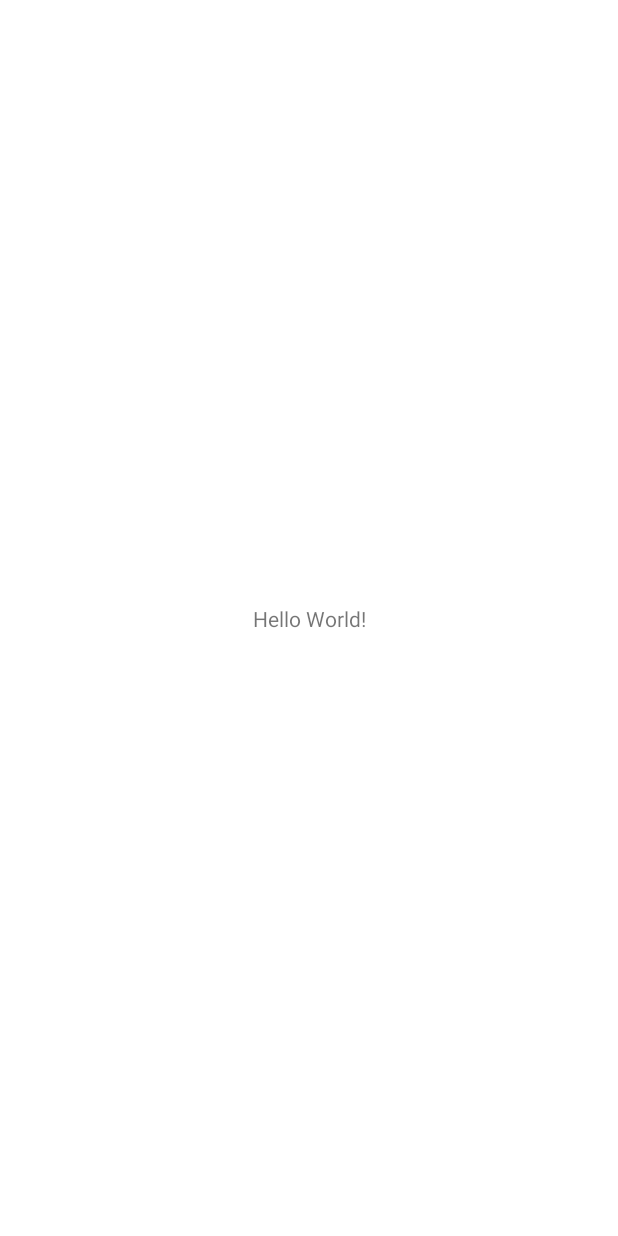
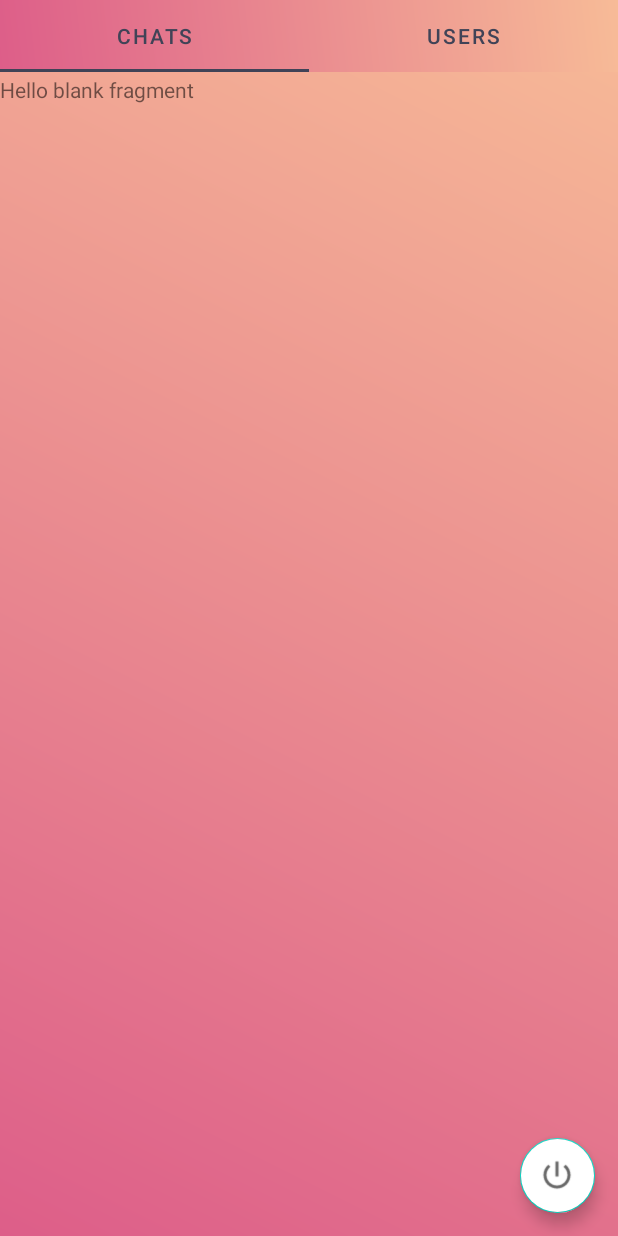
Before and after one commit to HarisIbrahimovic/Class-Application, an Android app: the screen it shows after launch once a user with an empty profile is signed in (MainActivity), on a phone screen of 412 x 824 dp. Before the commit the screen is almost empty. Run offline under Robolectric (Android 15) with nearby library versions, the phone set to English and light mode, and no system bars; our stand-ins replace Firebase (no records; nobody signed in at launch, a user with empty details on screens opened directly).

Commit message:
Commit
Added logout button and tablayout and viewpager.

```diff
--- a/app/src/main/java/com/example/classapplication/MainActivity.java
+++ b/app/src/main/java/com/example/classapplication/MainActivity.java
@@ -1,7 +1,12 @@
 package com.example.classapplication;
 
 import androidx.annotation.NonNull;
+import androidx.annotation.Nullable;
 import androidx.appcompat.app.AppCompatActivity;
+import androidx.fragment.app.Fragment;
+import androidx.fragment.app.FragmentManager;
+import androidx.fragment.app.FragmentPagerAdapter;
+import androidx.viewpager.widget.ViewPager;
 
 import android.app.ProgressDialog;
 import android.content.Intent;
@@ -14,21 +19,86 @@ import android.widget.TextView;
 import android.widget.Toast;
 
 import com.example.classapplication.SignIn.loginActivity;
+import com.example.classapplication.fragments.Test2Fragment;
+import com.example.classapplication.fragments.TestFragment;
 import com.google.android.gms.tasks.OnCompleteListener;
 import com.google.android.gms.tasks.Task;
+import com.google.android.material.floatingactionbutton.FloatingActionButton;
+import com.google.android.material.tabs.TabLayout;
 import com.google.firebase.auth.AuthResult;
 import com.google.firebase.auth.FirebaseAuth;
 import com.google.firebase.database.FirebaseDatabase;
 
+import java.util.ArrayList;
+
 public class MainActivity extends AppCompatActivity {
     private FirebaseAuth auth;
+    private FloatingActionButton logOutButton;
+
     @Override
     protected void onCreate(Bundle savedInstanceState) {
         super.onCreate(savedInstanceState);
+        auth = FirebaseAuth.getInstance();
+        if(auth.getCurrentUser()==null) {
+            startActivity(new Intent(getApplicationContext(), loginActivity.class));
+            finish();
+        }
         setContentView(R.layout.activity_main);
-        auth = FirebaseAuth.getInstance();
-        if(auth.getCurrentUser()==null)startActivity(new Intent(getApplicationContext(), loginActivity.class));
+        logOutButton = findViewById(R.id.logoutButton);
+        logOutButton.setOnClickListener(new View.OnClickListener() {
+            @Override
+            public void onClick(View v) {
+                auth.signOut();
+                startActivity(new Intent(getApplicationContext(),loginActivity.class));
+                finish();
+            }
+        });
+
+        TabLayout tabLayout = findViewById(R.id.tabLayout);
+        ViewPager viewPager = findViewById(R.id.viewPager);
+        class ViewPagerAdapter extends FragmentPagerAdapter {
+            private ArrayList<Fragment> fragments;
+            private ArrayList<String> titles;
+            ViewPagerAdapter(FragmentManager fm){
+                super(fm);
+                this.fragments = new ArrayList<>();
+                this.titles = new ArrayList<>();
+            }
 
 
+
+            @NonNull
+            @Override
+            public Fragment getItem(int position) {
+                return fragments.get(position);
+            }
+
+            @Override
+            public int getCount() {
+                return fragments.size();
+            }
+
+
+            public void addFragment(Fragment fragment,String title){
+                fragments.add(fragment);
+                titles.add(title);
+            }
+
+            @Nullable
+            @Override
+            public CharSequence getPageTitle(int position) {
+                return  titles.get(position);
+            }
+        }
+
+        ViewPagerAdapter  viewPagerAdapter = new ViewPagerAdapter(getSupportFragmentManager());
+        viewPagerAdapter.addFragment(new Test2Fragment(),"Chats");
+        viewPagerAdapter.addFragment(new TestFragment(),"Users");
+
+        viewPager.setAdapter(viewPagerAdapter);
+        tabLayout.setupWithViewPager(viewPager);
     }
+
+
+
 }
--- a/app/src/main/java/com/example/classapplication/SignIn/loginActivity.java
+++ b/app/src/main/java/com/example/classapplication/SignIn/loginActivity.java
@@ -36,11 +36,12 @@ public class loginActivity extends AppCompatActivity {
         password = findViewById(R.id.passwordLogin);
         loginButton = findViewById(R.id.loginButton);
         loginText = findViewById(R.id.loginText);
-        String Email = email.getText().toString();
-        String Password = password.getText().toString();
+        mDialog = new ProgressDialog(this);
         loginButton.setOnClickListener(new View.OnClickListener() {
             @Override
             public void onClick(View v) {
+                String Email = email.getText().toString();
+                String Password = password.getText().toString();
                 if(TextUtils.isEmpty(Email)||TextUtils.isEmpty(Password)){
                     Toast.makeText(getApplicationContext(), "Please fill in the fields!", Toast.LENGTH_SHORT).show();
                     return;
--- /dev/null
+++ b/app/src/main/java/com/example/classapplication/fragments/Test2Fragment.java
@@ -0,0 +1,66 @@
+package com.example.classapplication.fragments;
+
+import android.os.Bundle;
+
+import androidx.fragment.app.Fragment;
+
+import android.view.LayoutInflater;
+import android.view.View;
+import android.view.ViewGroup;
+
+import com.example.classapplication.R;
+
+/**
+ * A simple {@link Fragment} subclass.
+ * Use the {@link Test2Fragment#newInstance} factory method to
+ * create an instance of this fragment.
+ */
+public class Test2Fragment extends Fragment {
+
+    // TODO: Rename parameter arguments, choose names that match
+    // the fragment initialization parameters, e.g. ARG_ITEM_NUMBER
+    private static final String ARG_PARAM1 = "param1";
+    private static final String ARG_PARAM2 = "param2";
+
+    // TODO: Rename and change types of parameters
+    private String mParam1;
+    private String mParam2;
+
+    public Test2Fragment() {
+        // Required empty public constructor
+    }
+
+    /**
+     * Use this factory method to create a new instance of
+     * this fragment using the provided parameters.
+     *
+     * @param param1 Parameter 1.
+     * @param param2 Parameter 2.
+     * @return A new instance of fragment Test2Fragment.
+     */
+    // TODO: Rename and change types and number of parameters
+    public static Test2Fragment newInstance(String param1, String param2) {
+        Test2Fragment fragment = new Test2Fragment();
+        Bundle args = new Bundle();
+        args.putString(ARG_PARAM1, param1);
+        args.putString(ARG_PARAM2, param2);
+        fragment.setArguments(args);
+        return fragment;
+    }
+
+    @Override
+    public void onCreate(Bundle savedInstanceState) {
+        super.onCreate(savedInstanceState);
+        if (getArguments() != null) {
+            mParam1 = getArguments().getString(ARG_PARAM1);
+            mParam2 = getArguments().getString(ARG_PARAM2);
+        }
+    }
+
+    @Override
+    public View onCreateView(LayoutInflater inflater, ViewGroup container,
+                             Bundle savedInstanceState) {
+        // Inflate the layout for this fragment
+        return inflater.inflate(R.layout.fragment_test2, container, false);
+    }
+}
--- /dev/null
+++ b/app/src/main/java/com/example/classapplication/fragments/TestFragment.java
@@ -0,0 +1,66 @@
+package com.example.classapplication.fragments;
+
+import android.os.Bundle;
+
+import androidx.fragment.app.Fragment;
+
+import android.view.LayoutInflater;
+import android.view.View;
+import android.view.ViewGroup;
+
+import com.example.classapplication.R;
+
+/**
+ * A simple {@link Fragment} subclass.
+ * Use the {@link TestFragment#newInstance} factory method to
+ * create an instance of this fragment.
+ */
+public class TestFragment extends Fragment {
+
+    // TODO: Rename parameter arguments, choose names that match
+    // the fragment initialization parameters, e.g. ARG_ITEM_NUMBER
+    private static final String ARG_PARAM1 = "param1";
+    private static final String ARG_PARAM2 = "param2";
+
+    // TODO: Rename and change types of parameters
+    private String mParam1;
+    private String mParam2;
+
+    public TestFragment() {
+        // Required empty public constructor
+    }
+
+    /**
+     * Use this factory method to create a new instance of
+     * this fragment using the provided parameters.
+     *
+     * @param param1 Parameter 1.
+     * @param param2 Parameter 2.
+     * @return A new instance of fragment TestFragment.
+     */
+    // TODO: Rename and change types and number of parameters
+    public static TestFragment newInstance(String param1, String param2) {
+        TestFragment fragment = new TestFragment();
+        Bundle args = new Bundle();
+        args.putString(ARG_PARAM1, param1);
+        args.putString(ARG_PARAM2, param2);
+        fragment.setArguments(args);
+        return fragment;
+    }
+
+    @Override
+    public void onCreate(Bundle savedInstanceState) {
+        super.onCreate(savedInstanceState);
+        if (getArguments() != null) {
+            mParam1 = getArguments().getString(ARG_PARAM1);
+            mParam2 = getArguments().getString(ARG_PARAM2);
+        }
+    }
+
+    @Override
+    public View onCreateView(LayoutInflater inflater, ViewGroup container,
+                             Bundle savedInstanceState) {
+        // Inflate the layout for this fragment
+        return inflater.inflate(R.layout.fragment_test, container, false);
+    }
+}
--- /dev/null
+++ b/app/src/main/res/drawable/homepage.xml
@@ -0,0 +1,7 @@
+<?xml version="1.0" encoding="utf-8"?>
+<shape xmlns:android="http://schemas.android.com/apk/res/android">
+
+    <gradient android:angle="45"
+        android:startColor="#dd5e89"
+        android:endColor="#f7bb97"/>
+</shape>
--- a/app/src/main/res/layout/activity_login.xml
+++ b/app/src/main/res/layout/activity_login.xml
@@ -30,6 +30,7 @@
         android:textColor="@color/white"
         android:hint="Password"
         android:padding="10dp"
+        android:inputType="textPassword"
         android:id="@+id/passwordLogin"
         />
     <androidx.appcompat.widget.AppCompatButton
--- a/app/src/main/res/layout/activity_main.xml
+++ b/app/src/main/res/layout/activity_main.xml
@@ -1,18 +1,45 @@
 <?xml version="1.0" encoding="utf-8"?>
-<androidx.constraintlayout.widget.ConstraintLayout xmlns:android="http://schemas.android.com/apk/res/android"
+<LinearLayout xmlns:android="http://schemas.android.com/apk/res/android"
     xmlns:app="http://schemas.android.com/apk/res-auto"
     xmlns:tools="http://schemas.android.com/tools"
     android:layout_width="match_parent"
+    android:background="@drawable/homepage"
+    android:orientation="vertical"
+
     android:layout_height="match_parent"
     tools:context=".MainActivity">
+    <androidx.coordinatorlayout.widget.CoordinatorLayout
+        android:layout_width="match_parent"
+        android:layout_height="match_parent">
+        <com.google.android.material.tabs.TabLayout
+            android:id="@+id/tabLayout"
+            android:layout_width="match_parent"
+            android:layout_height="wrap_content"
+            android:background="@drawable/homepage"
+            app:tabTextColor="#404357"
+            app:tabIndicatorColor="#404357"
+            />
 
-    <TextView
-        android:layout_width="wrap_content"
-        android:layout_height="wrap_content"
-        android:text="Hello World!"
-        app:layout_constraintBottom_toBottomOf="parent"
-        app:layout_constraintLeft_toLeftOf="parent"
-        app:layout_constraintRight_toRightOf="parent"
-        app:layout_constraintTop_toTopOf="parent" />
+        <androidx.viewpager.widget.ViewPager
+            android:layout_width="match_parent"
+            android:layout_height="match_parent"
+            android:layout_marginTop="50dp"
+            android:id="@+id/viewPager"/>
+        <com.google.android.material.floatingactionbutton.FloatingActionButton
+            android:id="@+id/logoutButton"
+            android:layout_width="match_parent"
+            android:layout_height="wrap_content"
+            android:layout_gravity="bottom|end"
+            android:layout_margin="15dp"
+            android:backgroundTint="@color/white"
+            android:contentDescription="TODO"
+            android:elevation="10dp"
+            android:src="@drawable/signoutpic"
+            app:fabCustomSize="50dp"
+            app:useCompatPadding="true" />
 
-</androidx.constraintlayout.widget.ConstraintLayout>
+    </androidx.coordinatorlayout.widget.CoordinatorLayout>
+
+
+
+</LinearLayout>
--- a/app/src/main/res/layout/activity_sign_up.xml
+++ b/app/src/main/res/layout/activity_sign_up.xml
@@ -38,6 +38,7 @@
         android:layout_margin="10dp"
         android:textColorHint="#9E9D9D"
         android:hint="Password"
+        android:inputType="textPassword"
         android:textColor="@color/white"
         android:padding="10dp"
         android:id="@+id/passSignUp"
@@ -48,6 +49,7 @@
         android:textSize="20sp"
         android:layout_margin="10dp"
         android:textColorHint="#9E9D9D"
+        android:inputType="textPassword"
         android:hint="Confirm Password"
         android:textColor="@color/white"
         android:padding="10dp"
--- /dev/null
+++ b/app/src/main/res/layout/fragment_test.xml
@@ -0,0 +1,14 @@
+<?xml version="1.0" encoding="utf-8"?>
+<FrameLayout xmlns:android="http://schemas.android.com/apk/res/android"
+    xmlns:tools="http://schemas.android.com/tools"
+    android:layout_width="match_parent"
+    android:layout_height="match_parent"
+    tools:context=".fragments.TestFragment">
+
+    <!-- TODO: Update blank fragment layout -->
+    <TextView
+        android:layout_width="match_parent"
+        android:layout_height="match_parent"
+        android:text="sdasasdadas" />
+
+</FrameLayout>
--- /dev/null
+++ b/app/src/main/res/layout/fragment_test2.xml
@@ -0,0 +1,14 @@
+<?xml version="1.0" encoding="utf-8"?>
+<FrameLayout xmlns:android="http://schemas.android.com/apk/res/android"
+    xmlns:tools="http://schemas.android.com/tools"
+    android:layout_width="match_parent"
+    android:layout_height="match_parent"
+    tools:context=".fragments.Test2Fragment">
+
+    <!-- TODO: Update blank fragment layout -->
+    <TextView
+        android:layout_width="match_parent"
+        android:layout_height="match_parent"
+        android:text="@string/hello_blank_fragment" />
+
+</FrameLayout>
--- a/app/src/main/res/values/strings.xml
+++ b/app/src/main/res/values/strings.xml
@@ -1,3 +1,5 @@
 <resources>
     <string name="app_name">Class Application</string>
+    <!-- TODO: Remove or change this placeholder text -->
+    <string name="hello_blank_fragment">Hello blank fragment</string>
 </resources>
```
Also changed, not shown: app/src/main/res/drawable/signoutpic.png (added).
